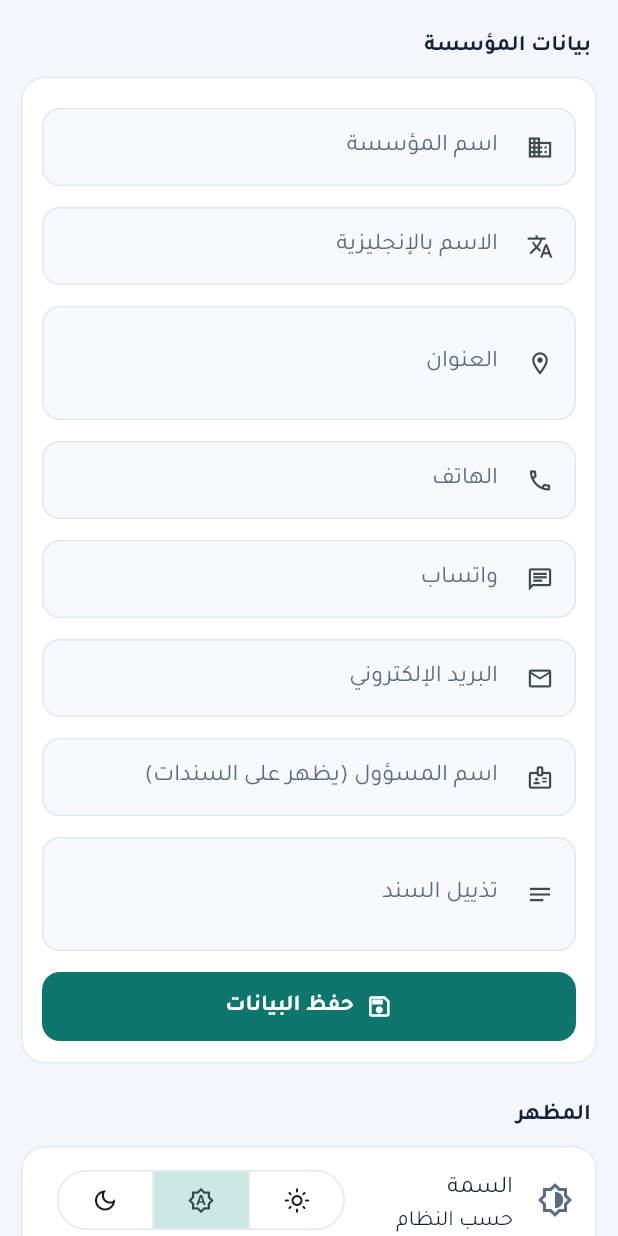
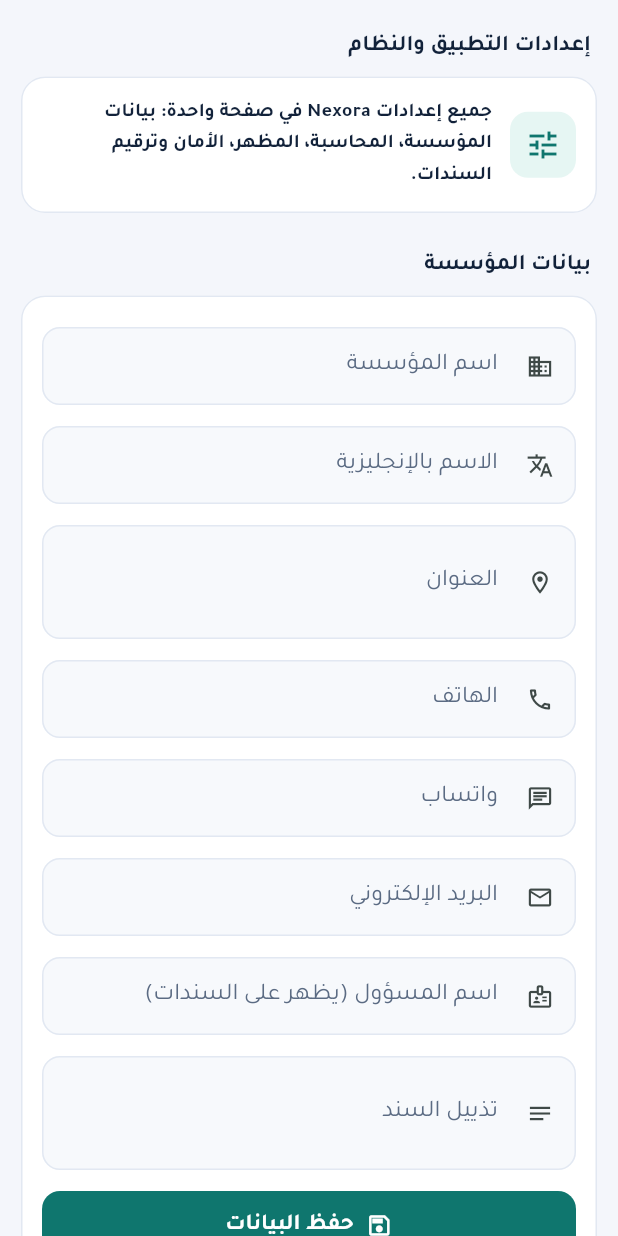
Before and after one commit to iggdigd218-dev/Nexora, a Flutter app: the SettingsScreen widget shown alone on an empty page, opened directly, on a phone screen of 412 x 824 dp. Run offline on Flutter 3.47's test engine with Material 3 defaults, Android fonts, the phone set to English and light mode, and no system bars; our stand-ins replace file_picker, flutter_contacts, flutter_riverpod, google_sign_in, image_picker, local_auth and 5 more; accounts and stored records are empty.

Commit message:
Unify app and system settings entry

```diff
--- a/lib/ui/settings_screen.dart
+++ b/lib/ui/settings_screen.dart
@@ -112,6 +112,39 @@ class _SettingsScreenState extends ConsumerState<SettingsScreen> {
             ListView(
               padding: const EdgeInsets.fromLTRB(14, 14, 14, 120),
               children: [
+                const SectionTitle('إعدادات التطبيق والنظام'),
+                Card(
+                  child: Padding(
+                    padding: const EdgeInsets.all(14),
+                    child: Row(
+                      children: [
+                        Container(
+                          padding: const EdgeInsets.all(10),
+                          decoration: BoxDecoration(
+                            color: AppColors.primarySoftOf(context),
+                            borderRadius: BorderRadius.circular(12),
+                          ),
+                          child: Icon(
+                            Icons.tune_outlined,
+                            color: AppColors.primaryOf(context),
+                          ),
+                        ),
+                        const SizedBox(width: 12),
+                        const Expanded(
+                          child: Text(
+                            'جميع إعدادات Nexora في صفحة واحدة: بيانات المؤسسة، المحاسبة، المظهر، الأمان وترقيم السندات.',
+                            style: TextStyle(
+                              fontSize: 13,
+                              height: 1.6,
+                              fontWeight: FontWeight.w600,
+                            ),
+                          ),
+                        ),
+                      ],
+                    ),
+                  ),
+                ),
+                const SizedBox(height: 18),
                 const SectionTitle('بيانات المؤسسة'),
                 Card(
                   child: Padding(
```
Also changed, not shown: lib/ui/home_shell.dart (+26 -0 lines).
